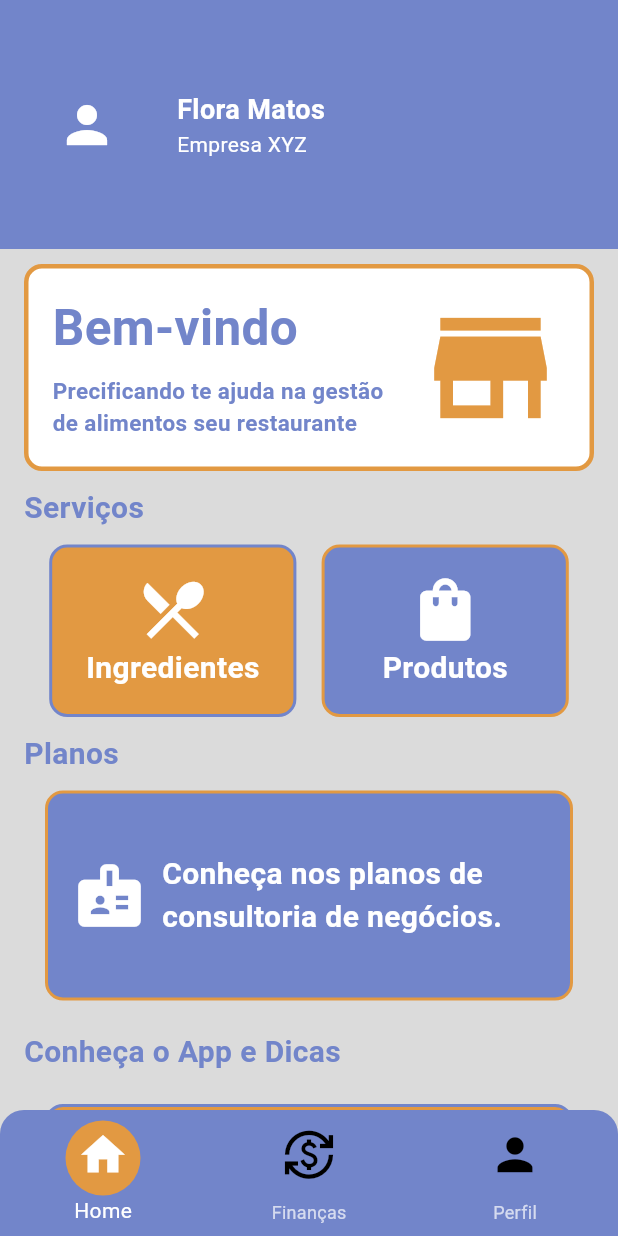
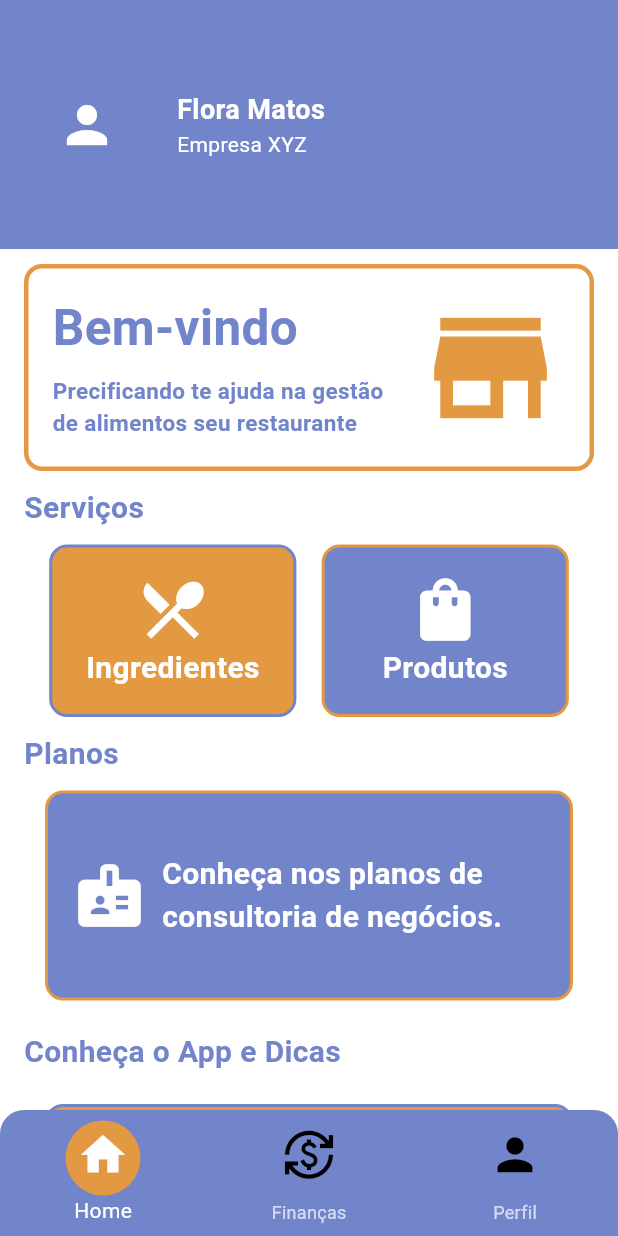
Before and after one commit to DavidHenrique2106/Precificando, a Flutter app: the MyHomePage screen opened by its route, on a phone screen of 412 x 824 dp. Run offline on Flutter 3.47's test engine with Material 3 defaults, Android fonts, the phone set to English and light mode, and no system bars; our stand-ins replace image_picker, parse_server_sdk_flutter.

Commit message:
style:background homepage

```diff
--- a/lib/homeUser/home_page.dart
+++ b/lib/homeUser/home_page.dart
@@ -58,7 +58,7 @@ class _MyHomePageState extends State<MyHomePage> {
   @override
   Widget build(BuildContext context) {
     return Scaffold(
-      backgroundColor: Color(0xffdbdbdb),
+      backgroundColor: Colors.white,
       body: SingleChildScrollView(
         child: Column(
           crossAxisAlignment: CrossAxisAlignment.stretch,
```
